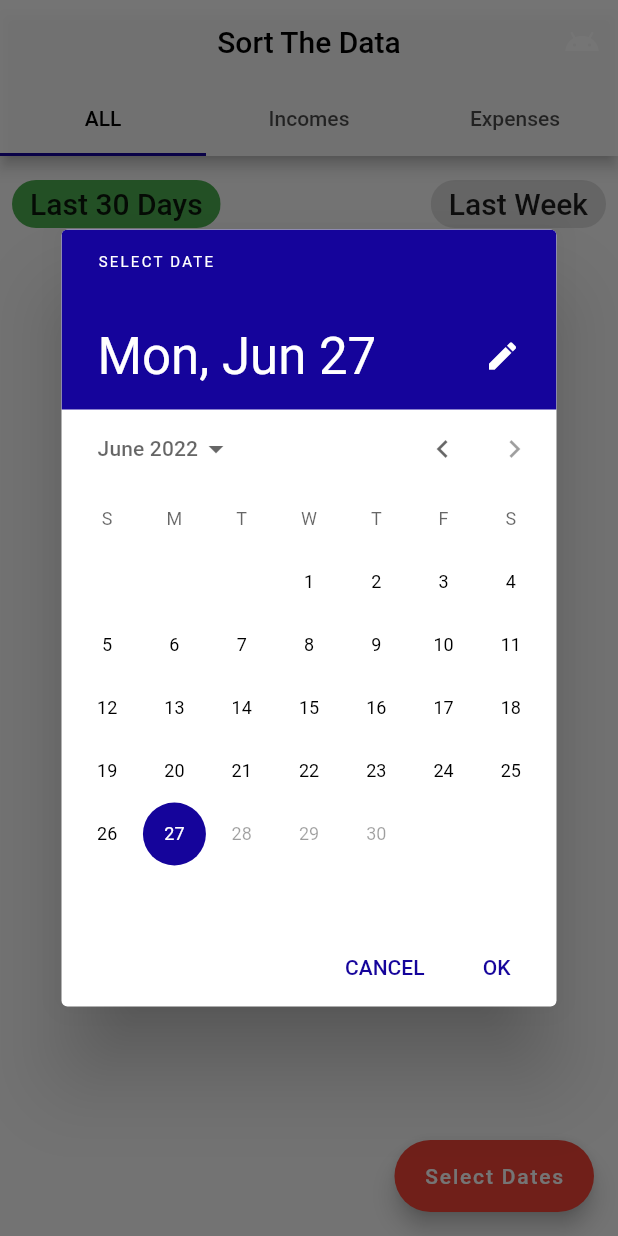
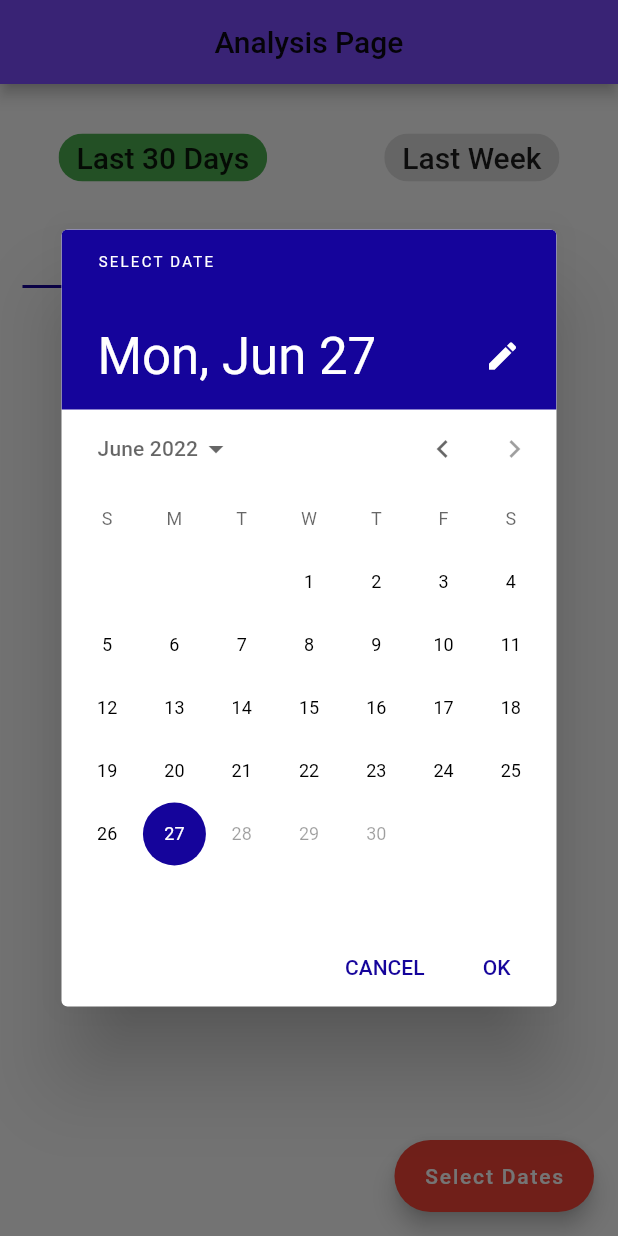
Before and after one commit to ishaquekannoth/moneyManagement, a Flutter app: the Analysis screen opened directly, after a tap on "Select Dates", on a phone screen of 412 x 824 dp. Run offline on Flutter 3.47's test engine with Material 2 defaults, Android fonts, the phone set to English and light mode, and no system bars; our stand-ins replace hive, hive_flutter; accounts and stored records are empty.

Commit message:
Part3 Finalised

```diff
--- a/lib/analysis.dart
+++ b/lib/analysis.dart
@@ -105,36 +105,17 @@ class _AnalysisState extends State<Analysis> {
   Widget build(BuildContext context) {
     return DefaultTabController(
       length: 3,
+      child: SafeArea(
         child: (Scaffold(
             appBar: AppBar(
-            actions: [
-              IconButton(
-                  onPressed: () => Navigator.of(context).pop(),
-                  icon: Icon(Icons.android_rounded))
-            ],
-            backgroundColor: Color.fromARGB(223, 255, 255, 255),
+              backgroundColor: Colors.deepPurpleAccent,
               title: Text(
-              'Sort The Data',
-              style: TextStyle(color: Colors.black),
+                'Analysis Page',
+                style: TextStyle(color: Color.fromARGB(235, 0, 0, 0)),
               ),
               centerTitle: true,
-
-            bottom:
-
-                TabBar(labelColor: Color.fromARGB(255, 0, 0, 0), tabs: const [
-              Tab(
-                text: 'ALL',
             ),
-              Tab(
-                text: 'Incomes',
-              ),
-              Tab(
-                text: 'Expenses',
-              ),
-            ]),
-          ),
-          floatingActionButton: Container(
-            child: FloatingActionButton.extended(
+            floatingActionButton: FloatingActionButton.extended(
               isExtended: true,
               backgroundColor: Colors.red,
               onPressed: () async {
@@ -146,15 +127,12 @@ class _AnalysisState extends State<Analysis> {
                 softWrap: true,
               ),
             ),
-          ),
-          body: TabBarView(
+            body: Column(
               children: [
                 Padding(
-                padding: const EdgeInsets.all(8.0),
-                child: Column(
-                  children: [
-                    Row(
-                      mainAxisAlignment: MainAxisAlignment.spaceBetween,
+                  padding: const EdgeInsets.only(top: 25),
+                  child: Row(
+                    mainAxisAlignment: MainAxisAlignment.spaceAround,
                     children: [
                       ChoiceChip(
                         label: Text('Last 30 Days',
@@ -163,7 +141,7 @@ class _AnalysisState extends State<Analysis> {
                             )),
                         selectedColor: Colors.green,
                         selected: isSelected,
-                          onSelected: (value) async{
+                        onSelected: (value) async {
                           if (value == true) {
                             isSelected = true;
                             await selectAPeriod(
@@ -192,11 +170,38 @@ class _AnalysisState extends State<Analysis> {
                       ),
                     ],
                   ),
+                ),
+                Padding(
+                  padding: const EdgeInsets.all(15.0),
+                  child: Container(
+                    child: TabBar(
+                        labelColor: Color.fromARGB(255, 0, 0, 0),
+                        tabs: const [
+                          Tab(
+                            text: 'ALL',
+                          ),
+                          Tab(
+                            text: 'Incomes',
+                          ),
+                          Tab(
+                            text: 'Expenses',
+                          ),
+                        ]),
+                  ),
+                ),
+                Expanded(
+                  child: TabBarView(
+                    children: [
+                      Padding(
+                        padding: const EdgeInsets.all(8.0),
+                        child: Column(
+                          children: [
                             ListView.builder(
                                 shrinkWrap: true,
                                 itemCount: selectiveSortedAll.length,
                                 itemBuilder: (context, index) {
-                          if (selectiveSortedAll[index]['type'] == 'Expense') {
+                                  if (selectiveSortedAll[index]['type'] ==
+                                      'Expense') {
                                     return (ListTile(
                                         title: expenseTile(
                                             selectiveSortedAll[index]['amount'],
@@ -253,7 +258,11 @@ class _AnalysisState extends State<Analysis> {
                                     context)));
                           }),
                     ],
+                  ),
+                ),
+              ],
             ))),
+      ),
     );
   }
 
```
Lines whose indentation alone changed are shown as unchanged.
